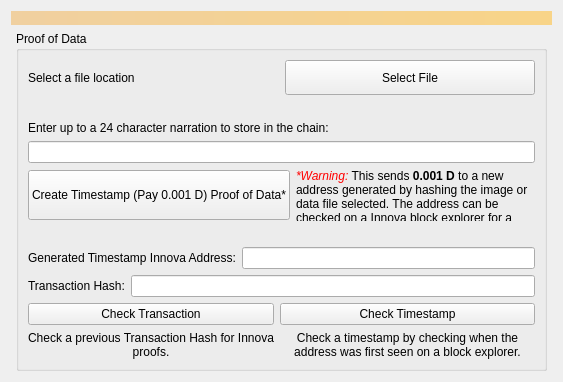
Old version of the form src/qt/forms/proofofimage.ui in the repository innova-foundation/innova.
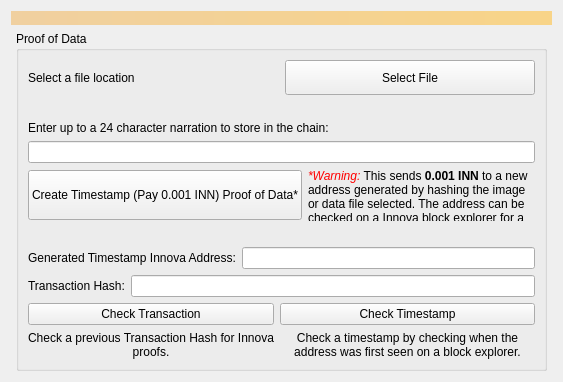
New version of the form.

Commit message: Missed Rebrand

Patch:
```diff
--- a/src/qt/forms/proofofimage.ui
+++ b/src/qt/forms/proofofimage.ui
@@ -116,14 +116,14 @@
              </size>
             </property>
             <property name="text">
-             <string>Create Timestamp (Pay 0.001 D) Proof of Data*</string>
+             <string>Create Timestamp (Pay 0.001 INN) Proof of Data*</string>
             </property>
            </widget>
           </item>
           <item>
            <widget class="QLabel" name="label_2">
             <property name="text">
-             <string>&lt;html&gt;&lt;head/&gt;&lt;body&gt;&lt;p&gt;&lt;span style=&quot; font-style:italic; color:#ff0000;&quot;&gt;*Warning:&lt;/span&gt; This sends &lt;span style=&quot; font-weight:600;&quot;&gt;0.001 D&lt;/span&gt; to a new address generated by hashing the image or data file selected. The address can be checked on a Innova block explorer for a proof of creation date timestamp.&lt;/p&gt;&lt;/body&gt;&lt;/html&gt;</string>
+             <string>&lt;html&gt;&lt;head/&gt;&lt;body&gt;&lt;p&gt;&lt;span style=&quot; font-style:italic; color:#ff0000;&quot;&gt;*Warning:&lt;/span&gt; This sends &lt;span style=&quot; font-weight:600;&quot;&gt;0.001 INN&lt;/span&gt; to a new address generated by hashing the image or data file selected. The address can be checked on a Innova block explorer for a proof of creation date timestamp.&lt;/p&gt;&lt;/body&gt;&lt;/html&gt;</string>
             </property>
             <property name="wordWrap">
              <bool>true</bool>
```
